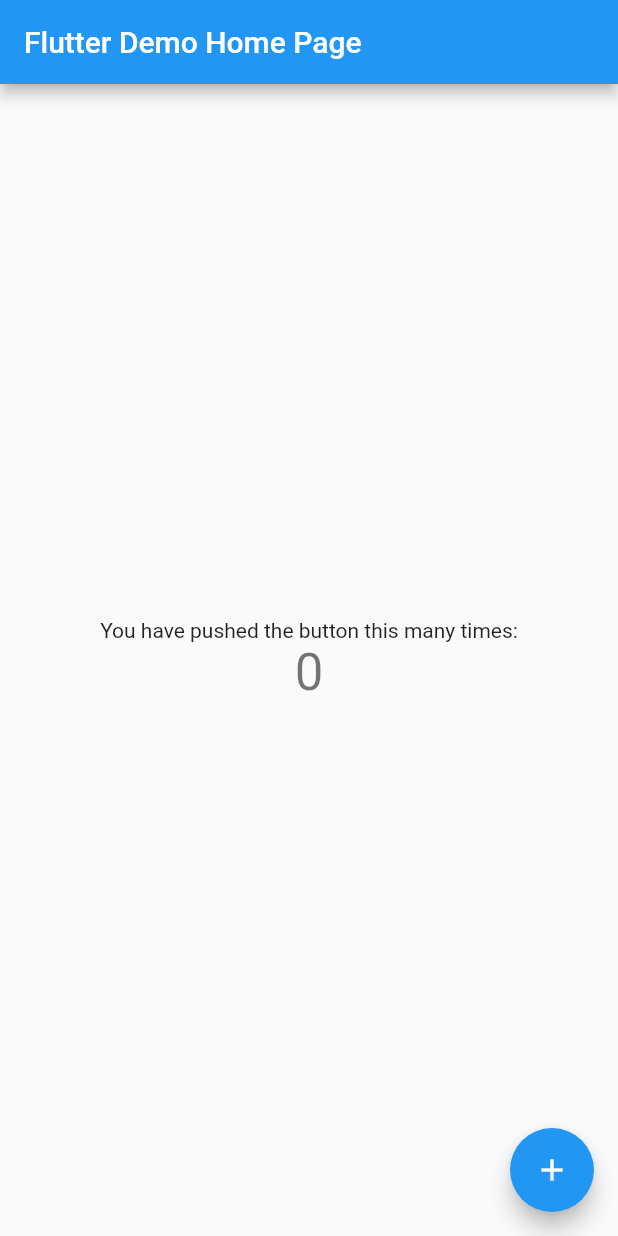
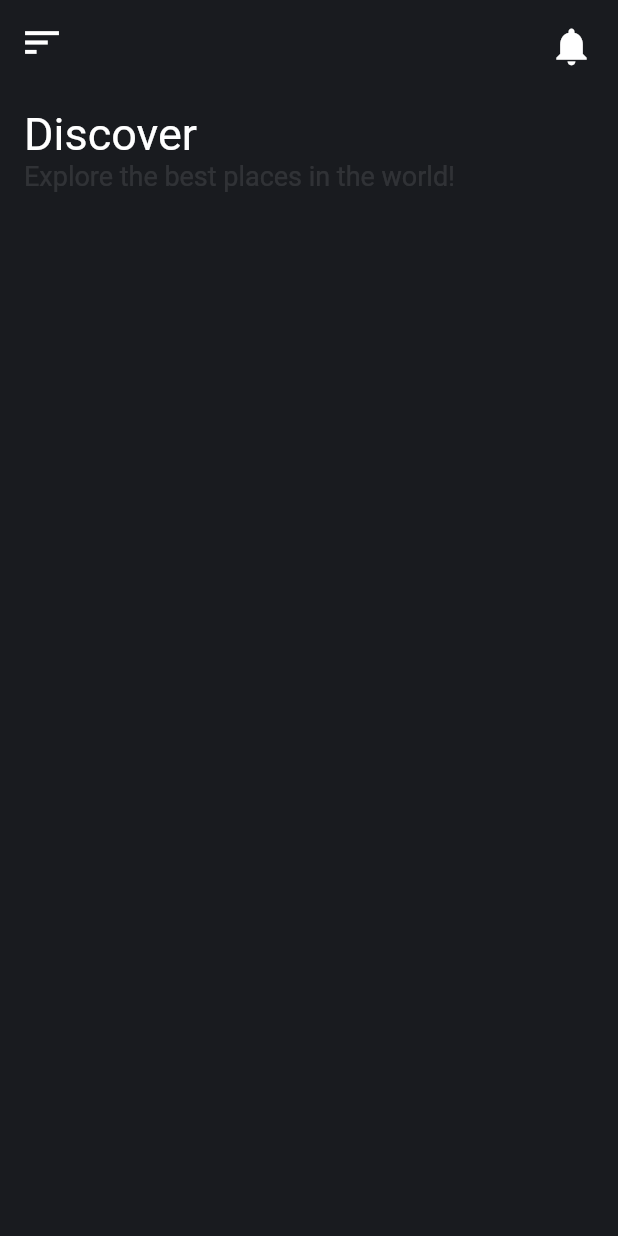
Before and after one commit to sandesh101/Travel-Pal, a Flutter app: the screen it shows after launch, on a phone screen of 412 x 824 dp. Run offline on Flutter 3.47's test engine with Material 2 defaults, Android fonts, the phone set to English and light mode, and no system bars.

Commit message:
AppBar Done

```diff
--- /dev/null
+++ b/lib/homescreen.dart
@@ -0,0 +1,51 @@
+import 'package:flutter/material.dart';
+
+class HomeScreen extends StatefulWidget {
+  @override
+  _HomeScreenState createState() => _HomeScreenState();
+}
+
+class _HomeScreenState extends State<HomeScreen> {
+  @override
+  Widget build(BuildContext context) {
+    return Scaffold(
+      backgroundColor: Color(0xFF191B1F),
+      appBar: AppBar(
+        elevation: 0.0,
+        backgroundColor: Color(0xFF191B1F),
+        leading: Icon(
+          Icons.sort,
+          size: 30,
+        ),
+        actions: [
+          Padding(
+            padding: const EdgeInsets.all(16.0),
+            child: Icon(
+              Icons.notifications,
+              size: 30,
+            ),
+          ),
+        ],
+      ),
+      body: SafeArea(
+        child: Container(
+          child: Padding(
+            padding: const EdgeInsets.all(16.0),
+            child: ListView(
+              children: [
+                Text(
+                  'Discover',
+                  style: TextStyle(fontSize: 30, color: Colors.white),
+                ),
+                Text(
+                  'Explore the best places in the world!',
+                  style: TextStyle(fontSize: 18, color: Colors.white10),
+                )
+              ],
+            ),
+          ),
+        ),
+      ),
+    );
+  }
+}
--- a/lib/main.dart
+++ b/lib/main.dart
@@ -1,113 +1,14 @@
 import 'package:flutter/material.dart';
+import 'homescreen.dart';
 
-void main() {
-  runApp(MyApp());
-}
+void main() => runApp(TravelApp());
 
-class MyApp extends StatelessWidget {
-  // This widget is the root of your application.
+class TravelApp extends StatelessWidget {
   @override
   Widget build(BuildContext context) {
     return MaterialApp(
-      title: 'Flutter Demo',
-      theme: ThemeData(
-        // This is the theme of your application.
-        //
-        // Try running your application with "flutter run". You'll see the
-        // application has a blue toolbar. Then, without quitting the app, try
-        // changing the primarySwatch below to Colors.green and then invoke
-        // "hot reload" (press "r" in the console where you ran "flutter run",
-        // or simply save your changes to "hot reload" in a Flutter IDE).
-        // Notice that the counter didn't reset back to zero; the application
-        // is not restarted.
-        primarySwatch: Colors.blue,
-      ),
-      home: MyHomePage(title: 'Flutter Demo Home Page'),
+      debugShowCheckedModeBanner: false,
+      home: HomeScreen(),
     );
   }
 }
-
-class MyHomePage extends StatefulWidget {
-  MyHomePage({Key? key, required this.title}) : super(key: key);
-
-  // This widget is the home page of your application. It is stateful, meaning
-  // that it has a State object (defined below) that contains fields that affect
-  // how it looks.
-
-  // This class is the configuration for the state. It holds the values (in this
-  // case the title) provided by the parent (in this case the App widget) and
-  // used by the build method of the State. Fields in a Widget subclass are
-  // always marked "final".
-
-  final String title;
-
-  @override
-  _MyHomePageState createState() => _MyHomePageState();
-}
-
-class _MyHomePageState extends State<MyHomePage> {
-  int _counter = 0;
-
-  void _incrementCounter() {
-    setState(() {
-      // This call to setState tells the Flutter framework that something has
-      // changed in this State, which causes it to rerun the build method below
-      // so that the display can reflect the updated values. If we changed
-      // _counter without calling setState(), then the build method would not be
-      // called again, and so nothing would appear to happen.
-      _counter++;
-    });
-  }
-
-  @override
-  Widget build(BuildContext context) {
-    // This method is rerun every time setState is called, for instance as done
-    // by the _incrementCounter method above.
-    //
-    // The Flutter framework has been optimized to make rerunning build methods
-    // fast, so that you can just rebuild anything that needs updating rather
-    // than having to individually change instances of widgets.
-    return Scaffold(
-      appBar: AppBar(
-        // Here we take the value from the MyHomePage object that was created by
-        // the App.build method, and use it to set our appbar title.
-        title: Text(widget.title),
-      ),
-      body: Center(
-        // Center is a layout widget. It takes a single child and positions it
-        // in the middle of the parent.
-        child: Column(
-          // Column is also a layout widget. It takes a list of children and
-          // arranges them vertically. By default, it sizes itself to fit its
-          // children horizontally, and tries to be as tall as its parent.
-          //
-          // Invoke "debug painting" (press "p" in the console, choose the
-          // "Toggle Debug Paint" action from the Flutter Inspector in Android
-          // Studio, or the "Toggle Debug Paint" command in Visual Studio Code)
-          // to see the wireframe for each widget.
-          //
-          // Column has various properties to control how it sizes itself and
-          // how it positions its children. Here we use mainAxisAlignment to
-          // center the children vertically; the main axis here is the vertical
-          // axis because Columns are vertical (the cross axis would be
-          // horizontal).
-          mainAxisAlignment: MainAxisAlignment.center,
-          children: <Widget>[
-            Text(
-              'You have pushed the button this many times:',
-            ),
-            Text(
-              '$_counter',
-              style: Theme.of(context).textTheme.headline4,
-            ),
-          ],
-        ),
-      ),
-      floatingActionButton: FloatingActionButton(
-        onPressed: _incrementCounter,
-        tooltip: 'Increment',
-        child: Icon(Icons.add),
-      ), // This trailing comma makes auto-formatting nicer for build methods.
-    );
-  }
-}
```
Also changed, not shown: pubspec.yaml (+3 -5 lines), images/pp.jpg (added).
